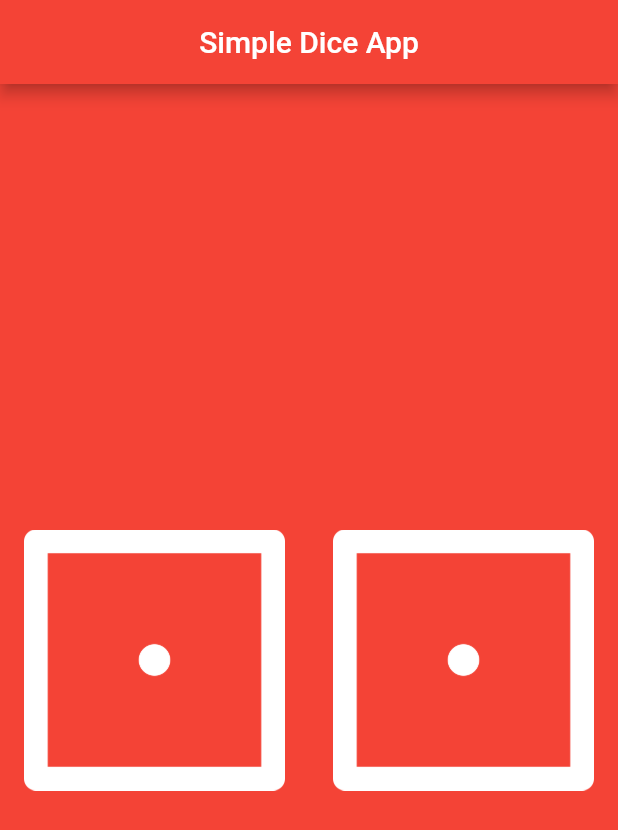
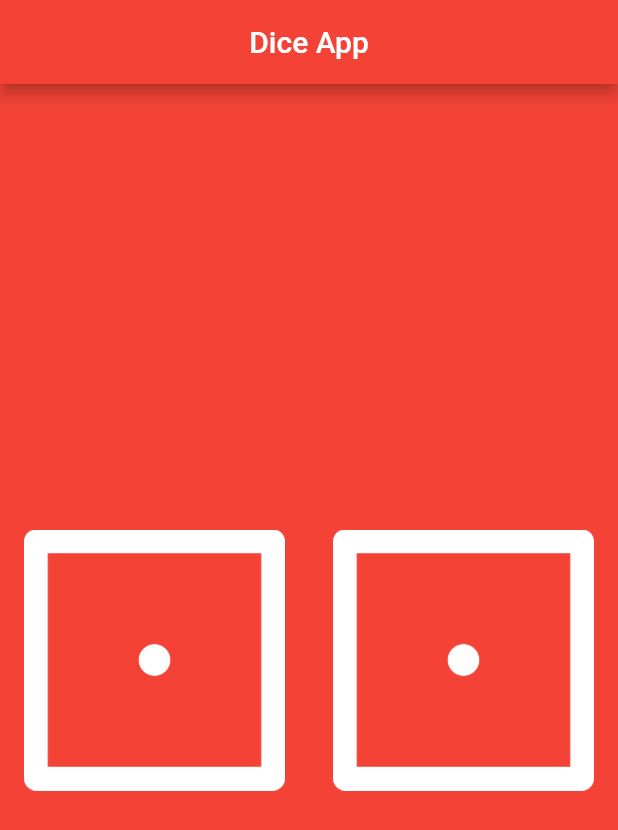
Before and after one commit to zaid-bashir/flutter_dice_app, a Flutter app: the screen it shows after launch, on a phone screen of 412 x 824 dp. Shown: the top 830 px of the screen. Run offline on Flutter 3.47's test engine with Material 2 defaults, Android fonts, the phone set to English and light mode, and no system bars.

```diff
--- /dev/null
+++ b/lib/dicepage.dart
@@ -0,0 +1,56 @@
+import 'dart:math';
+
+import 'package:flutter/material.dart';
+
+class DicePage extends StatefulWidget {
+  @override
+  _DicePageState createState() => _DicePageState();
+}
+
+class _DicePageState extends State<DicePage> {
+  var leftDiceNum = 1;
+  var rightDiceNum = 1;
+  void diceChangeFace() {
+    setState(() {
+      //Random().nextInt(6) actually generates the numbers
+      //from 0 to 6-1,whenever 0 comes the image will be
+      //disappeared because there is no image named dice0.png,
+      //hence we have to increase it by 1,so that we will always
+      //get a number from 1 to 7-1.
+      leftDiceNum = Random().nextInt(6) + 1;
+      rightDiceNum = Random().nextInt(6) + 1;
+    });
+  }
+
+  @override
+  Widget build(BuildContext context) {
+    return Center(
+      child: Row(
+        children: <Widget>[
+          Expanded(
+            flex: 1,
+            child: FlatButton(
+              onPressed: () {
+                diceChangeFace();
+              },
+              child: Image(
+                image: AssetImage("images/dice$leftDiceNum.png"),
+              ),
+            ),
+          ),
+          Expanded(
+            flex: 1,
+            child: FlatButton(
+              onPressed: () {
+                diceChangeFace();
+              },
+              child: Image(
+                image: AssetImage("images/dice$rightDiceNum.png"),
+              ),
+            ),
+          ),
+        ],
+      ),
+    );
+  }
+}
--- a/lib/main.dart
+++ b/lib/main.dart
@@ -1,23 +1,22 @@
-import 'dart:math';
+import 'package:flutter/material.dart';
 
-import 'package:flutter/material.dart';
+import 'dicepage.dart';
 
 void main() {
   runApp(Dice());
 }
-class Dice extends StatelessWidget
-{
+
+class Dice extends StatelessWidget {
   @override
-  Widget build(BuildContext context)
-  {
+  Widget build(BuildContext context) {
     return MaterialApp(
       debugShowCheckedModeBanner: false,
-      title: "Simple Dice App",
+      title: "Dice App",
       home: Scaffold(
         backgroundColor: Colors.red,
         appBar: AppBar(
           title: Text(
-            "Simple Dice App",
+            "Dice App",
           ),
           centerTitle: true,
           backgroundColor: Colors.red,
@@ -27,58 +26,3 @@ class Dice extends StatelessWidget
     );
   }
 }
-class DicePage extends StatefulWidget
-{
-  @override
-  _DicePageState createState() => _DicePageState();
-
-}
-class _DicePageState extends State<DicePage>
-{
-  var leftDiceNum = 1;
-  var rightDiceNum = 1;
-  void diceChangeFace()
-  {
-    setState(() {
-                              //Random().nextInt(6) actually generates the numbers
-                              //from 0 to 6-1,whenever 0 comes the image will be
-                              //disappeared because there is no image named dice0.png,
-                              //hence we have to increase it by 1,so that we will always
-                              //get a number from 1 to 7-1.
-                              leftDiceNum = Random().nextInt(6) + 1;
-                              rightDiceNum = Random().nextInt(6) + 1;
-                            });
-  }
-  @override
-  Widget build(BuildContext context)
-  {
-    return Center(
-      child: Row(
-            children: <Widget>[
-                Expanded(
-                  flex: 1,
-                  child: FlatButton(
-                      onPressed: (){
-                            diceChangeFace();
-                      },
-                      child: Image(
-                      image: AssetImage("images/dice$leftDiceNum.png"),
-                      ),
-                  ),
-              ),
-              Expanded(
-                  flex: 1,
-                  child: FlatButton(
-                      onPressed: (){
-                              diceChangeFace();
-                      },
-                      child: Image(
-                      image: AssetImage("images/dice$rightDiceNum.png"),
-                      ),
-                  ),
-              ),
-            ],
-      ),
-    );
-  }
-}
```
Also changed, not shown: lib/aboutdeveloper.dart (added, +172 -0 lines), images/logo.png (added), 37 other files.
